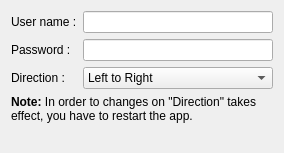
Qt form src/accounts_base.ui (KDE/choqok) before a commit.
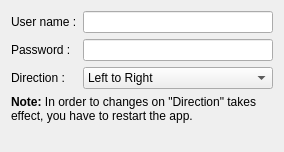
The same form after that commit. Custom widgets are drawn as their Qt base class.

```diff
--- a/src/accounts_base.ui
+++ b/src/accounts_base.ui
@@ -6,7 +6,7 @@
     <x>0</x>
     <y>0</y>
     <width>284</width>
-    <height>153</height>
+    <height>152</height>
    </rect>
   </property>
   <property name="windowTitle" >
@@ -87,16 +87,25 @@
      <property name="orientation" >
       <enum>Qt::Vertical</enum>
      </property>
+     <property name="sizeType" >
+      <enum>QSizePolicy::Preferred</enum>
+     </property>
      <property name="sizeHint" stdset="0" >
       <size>
-       <width>20</width>
-       <height>40</height>
+       <width>0</width>
+       <height>1</height>
       </size>
      </property>
     </spacer>
    </item>
    <item row="3" column="0" colspan="2" >
     <widget class="QLabel" name="label" >
+     <property name="sizePolicy" >
+      <sizepolicy vsizetype="Preferred" hsizetype="Preferred" >
+       <horstretch>0</horstretch>
+       <verstretch>0</verstretch>
+      </sizepolicy>
+     </property>
      <property name="text" >
       <string>&lt;!DOCTYPE HTML PUBLIC "-//W3C//DTD HTML 4.0//EN" "http://www.w3.org/TR/REC-html40/strict.dtd">
 &lt;html>&lt;head>&lt;meta name="qrichtext" content="1" />&lt;style type="text/css">
@@ -104,6 +113,9 @@
 &lt;/style>&lt;/head>&lt;body style=" font-family:'DejaVu Sans'; font-size:9pt; font-weight:400; font-style:normal;">
 &lt;p style=" margin-top:0px; margin-bottom:0px; margin-left:0px; margin-right:0px; -qt-block-indent:0; text-indent:0px;">&lt;span style=" font-weight:600;">Note:&lt;/span> In order to changes on "Direction" takes effect, you have to restart the app.&lt;/p>&lt;/body>&lt;/html></string>
      </property>
+     <property name="alignment" >
+      <set>Qt::AlignLeading|Qt::AlignLeft|Qt::AlignTop</set>
+     </property>
      <property name="wordWrap" >
       <bool>true</bool>
      </property>
@@ -112,6 +124,11 @@
   </layout>
  </widget>
  <customwidgets>
+  <customwidget>
+   <class>KComboBox</class>
+   <extends>QComboBox</extends>
+   <header>kcombobox.h</header>
+  </customwidget>
   <customwidget>
    <class>KLineEdit</class>
    <extends>QLineEdit</extends>
```
Left out of the diff: 2 changed lines with no effect on the pictures.
